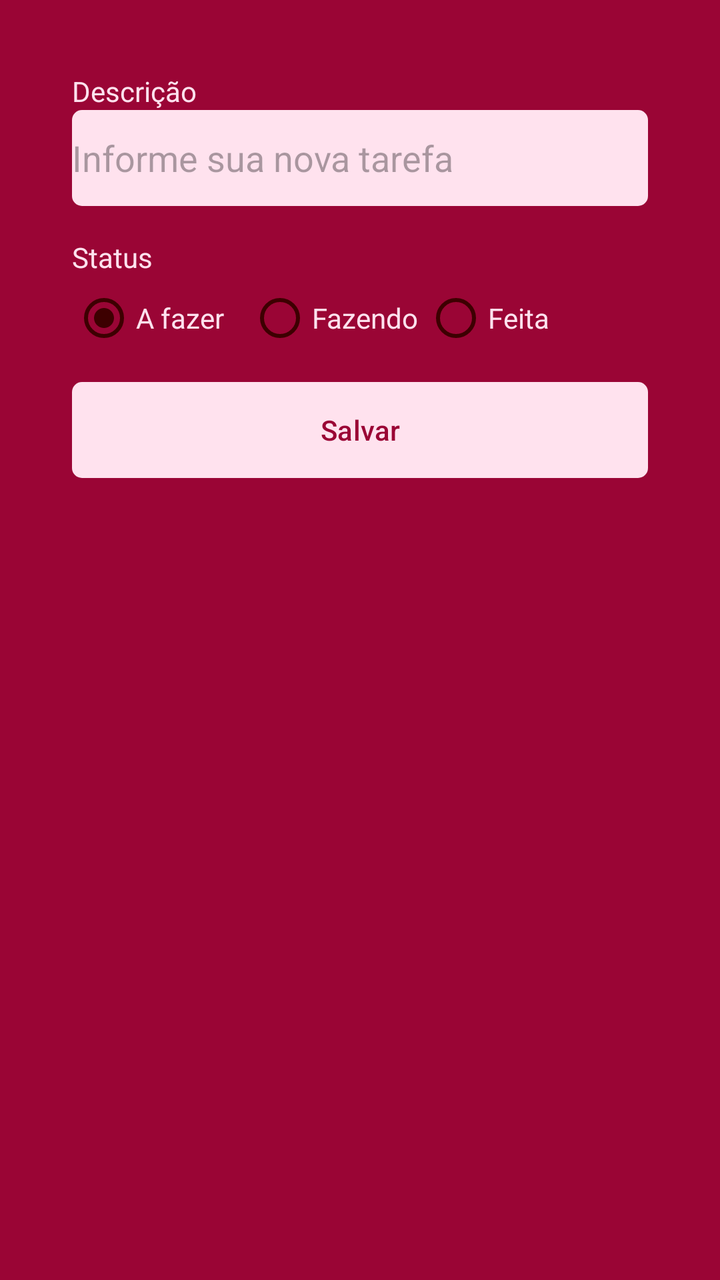
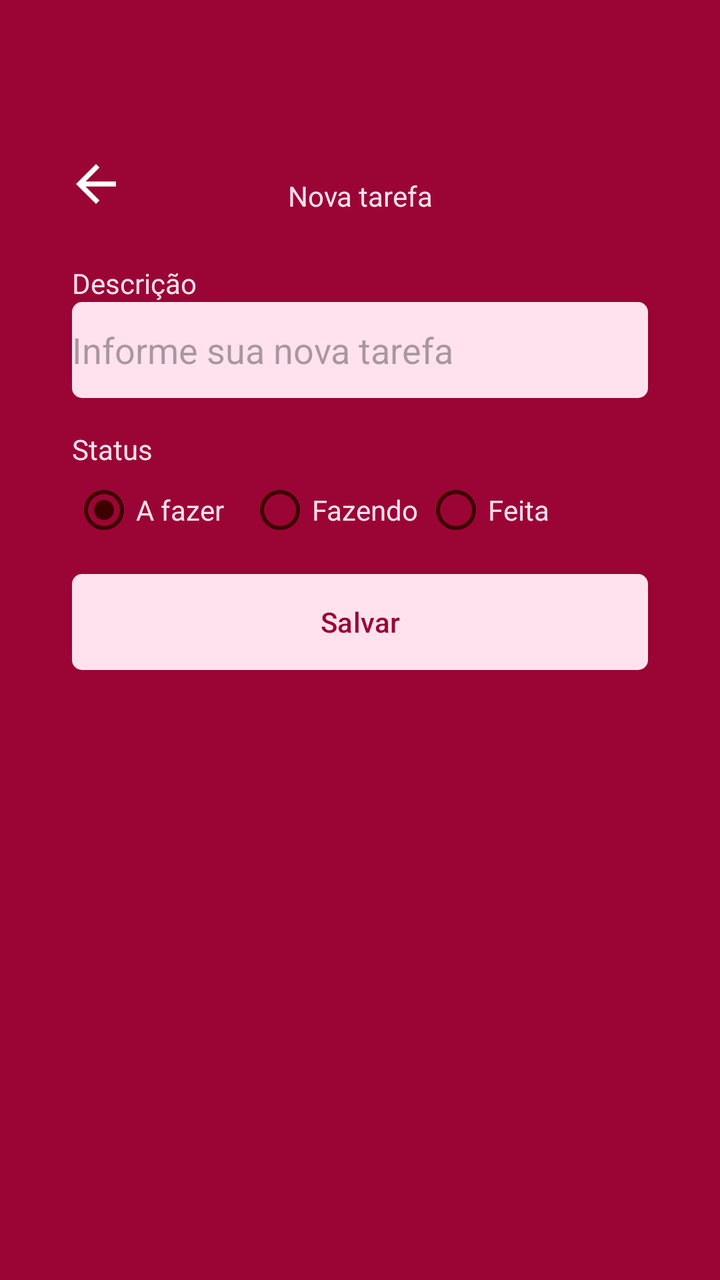

Two renders of the same Android screen: before a commit and after it. Below are the layout's source before the change and the commit's diff.
<!-- AndroidManifest.xml: application theme Base.Theme.Kanban -->
<!-- res/layout/fragment_form_task.xml -->
<?xml version="1.0" encoding="utf-8"?>
<ScrollView xmlns:android="http://schemas.android.com/apk/res/android"
    xmlns:tools="http://schemas.android.com/tools"
    xmlns:app="http://schemas.android.com/apk/res-auto"
    android:layout_width="match_parent"
    android:layout_height="match_parent"
    android:padding="20dp"
    tools:context=".ui.TodoFragment"
    android:fillViewport="true">

    <androidx.constraintlayout.widget.ConstraintLayout
        android:layout_width="match_parent"
        android:layout_height="match_parent"
        android:padding="16dp">
        
        <TextView
            android:id="@+id/textView"
            android:layout_width="wrap_content"
            android:layout_height="wrap_content"
            android:text="Descrição"
            android:textColor="@color/white"
            app:layout_constraintStart_toStartOf="parent"
            app:layout_constraintTop_toTopOf="parent"/>

        <EditText
            android:id="@+id/editTextDescricao"
            android:layout_width="match_parent"
            android:layout_height="48dp"
            android:background="@drawable/bg_edit_text"
            android:hint="Informe sua nova tarefa"
            app:layout_constraintStart_toStartOf="parent"
            app:layout_constraintEnd_toEndOf="parent"
            app:layout_constraintTop_toBottomOf="@+id/textView"/>
        
        <TextView
            android:layout_width="wrap_content"
            android:layout_height="wrap_content"
            android:id="@+id/textViewStatus"
            android:layout_marginTop="16dp"
            android:text="Status"
            android:textColor="@color/white"
            app:layout_constraintStart_toStartOf="parent"
            app:layout_constraintTop_toBottomOf="@id/editTextDescricao"/>

        <RadioGroup
            android:layout_width="match_parent"
            android:layout_height="wrap_content"
            android:layout_marginTop="5dp"
            android:orientation="horizontal"
            android:id="@+id/radioGroup"
            app:layout_constraintEnd_toEndOf="parent"
            app:layout_constraintStart_toStartOf="parent"
            app:layout_constraintTop_toBottomOf="@id/textViewStatus">
            
            <RadioButton
                android:layout_width="88dp"
                android:layout_height="wrap_content"
                android:buttonTint="@color/black"
                android:id="@+id/rbTodo"
                android:text="A fazer"
                android:checked="true"
                android:theme="@style/MyRadioButton"
                android:textColor="@color/white"/>

            <RadioButton
                android:layout_width="88dp"
                android:layout_height="wrap_content"
                android:buttonTint="@color/black"
                android:id="@+id/rbDoing"
                android:text="Fazendo"
                android:theme="@style/MyRadioButton"
                android:textColor="@color/white"/>

            <RadioButton
            android:layout_width="88dp"
            android:layout_height="wrap_content"
            android:buttonTint="@color/black"
            android:id="@+id/Done"
            android:text="Feita"
                android:theme="@style/MyRadioButton"
            android:textColor="@color/white"/>
            
        </RadioGroup>

        <com.google.android.material.button.MaterialButton
            android:id="@+id/buttonSave"
            android:layout_marginTop="16dp"
            android:background="@drawable/bg_btn"
            app:backgroundTint="@null"
            android:text="Salvar"
            android:textAllCaps="false"
            android:textColor="@color/color_default"
            android:layout_width="match_parent"
            android:layout_height="wrap_content"
            app:layout_editor_absoluteX="16dp"
            app:layout_editor_absoluteY="221dp"
            app:layout_constraintEnd_toEndOf="parent"
            app:layout_constraintStart_toStartOf="parent"
            app:layout_constraintTop_toBottomOf="@id/radioGroup"/>

        <ProgressBar
            android:layout_width="wrap_content"
            android:layout_height="wrap_content"
            android:id="@+id/ProgresBar"
            android:layout_marginTop="8dp"
            android:layout_gravity="center"
            android:indeterminateTint="@color/white"
            android:visibility="invisible"
            app:layout_editor_absoluteX="152dp"
            app:layout_editor_absoluteY="278dp"
            tools:visibility="visible"
            app:layout_constraintEnd_toEndOf="parent"
            app:layout_constraintStart_toStartOf="parent"
            app:layout_constraintTop_toBottomOf="@+id/buttonSave"/>

    </androidx.constraintlayout.widget.ConstraintLayout>

</ScrollView>
<!-- resources referenced by this layout -->
<resources>
  <color name="black">#3D0000</color>
  <color name="color_default">#9A0535</color>
  <color name="white">#FFE2EE</color>
  <!-- drawable bg_btn (drawable) -->
  <?xml version="1.0" encoding="utf-8"?>
  <shape xmlns:android="http://schemas.android.com/apk/res/android"
      android:shape="rectangle">
  
      <solid android:color="@color/white"/>
      <corners android:radius="5dp"/>
  
  </shape>
  <!-- drawable bg_edit_text (drawable) -->
  <?xml version="1.0" encoding="utf-8"?>
  <shape xmlns:android="http://schemas.android.com/apk/res/android"
      android:shape="rectangle">
  
      <solid android:color="@color/white"/>
      <corners android:radius="5dp"/>
  
  </shape>
  <style name="MyRadioButton" parent="Theme.AppCompat.Light">
          <item name="colorControlNormal">@color/black</item>
          <item name="android:colorControlActivated">@color/green</item>
      </style>
  <style name="Base.Theme.Kanban" parent="Theme.Material3.DayNight.NoActionBar">
          <item name="android:windowBackground">@color/color_default</item>
          <item name="colorPrimary">@color/color_default</item>
          <item name="colorPrimaryVariant">@color/color_default</item>
      </style>
  <color name="green">#0EBC08</color>
</resources>

<!-- the commit's change to res/layout/fragment_form_task.xml (unified diff, before → after) -->
@@ -7,6 +7,27 @@
     android:padding="20dp"
     tools:context=".ui.TodoFragment"
     android:fillViewport="true">
+
+    <LinearLayout
+        android:layout_width="match_parent"
+        android:layout_height="wrap_content"
+        android:orientation="vertical">
+
+    <com.google.android.material.appbar.MaterialToolbar
+        android:layout_width="match_parent"
+        android:layout_height="wrap_content"
+        app:navigationIcon="@drawable/ic_back"
+        android:paddingTop="40dp">
+
+        <TextView
+            android:layout_width="wrap_content"
+            android:layout_height="wrap_content"
+            android:paddingTop="20dp"
+            android:text="Nova tarefa"
+            android:textColor="@color/white"
+            android:layout_gravity="center_horizontal"/>
+
+    </com.google.android.material.appbar.MaterialToolbar>
 
     <androidx.constraintlayout.widget.ConstraintLayout
         android:layout_width="match_parent"
@@ -114,5 +135,7 @@
             app:layout_constraintTop_toBottomOf="@+id/buttonSave"/>
 
     </androidx.constraintlayout.widget.ConstraintLayout>
+</LinearLayout>
+
 
 </ScrollView>
<!-- resource entries referenced after the edit -->
@@ -21,6 +21,12 @@
       <corners android:radius="5dp"/>
   
   </shape>
+  <!-- drawable ic_back (drawable) -->
+  <vector xmlns:android="http://schemas.android.com/apk/res/android" android:autoMirrored="true" android:height="30dp" android:tint="#FFFFFF" android:viewportHeight="24" android:viewportWidth="24" android:width="30dp">
+        
+      <path android:fillColor="@android:color/white" android:pathData="M20,11H7.83l5.59,-5.59L12,4l-8,8 8,8 1.41,-1.41L7.83,13H20v-2z"/>
+      
+  </vector>
   <style name="MyRadioButton" parent="Theme.AppCompat.Light">
           <item name="colorControlNormal">@color/black</item>
           <item name="android:colorControlActivated">@color/green</item>
